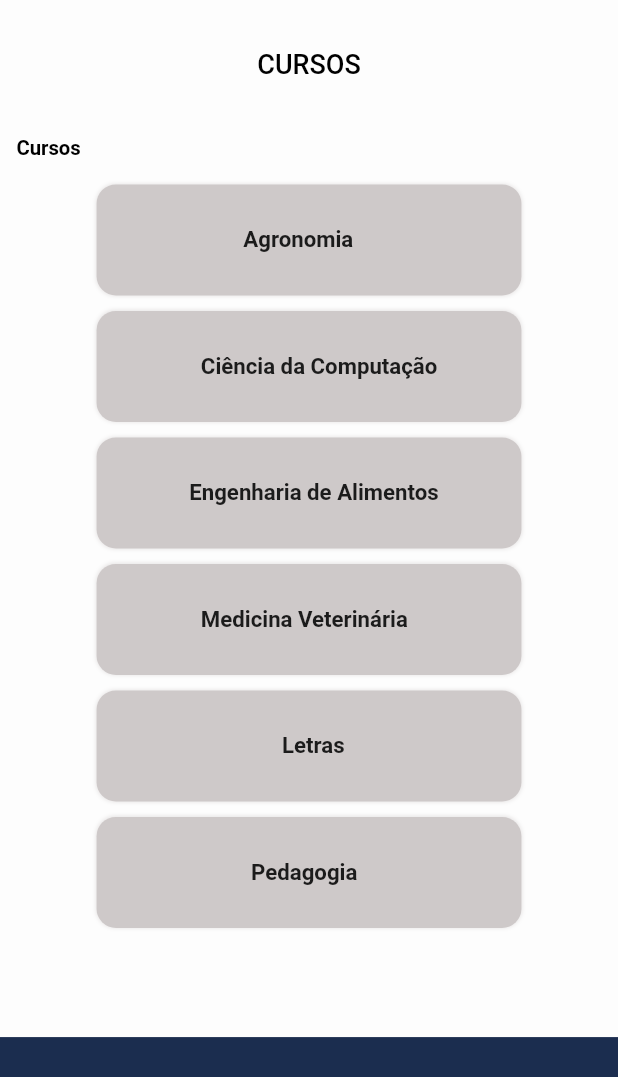
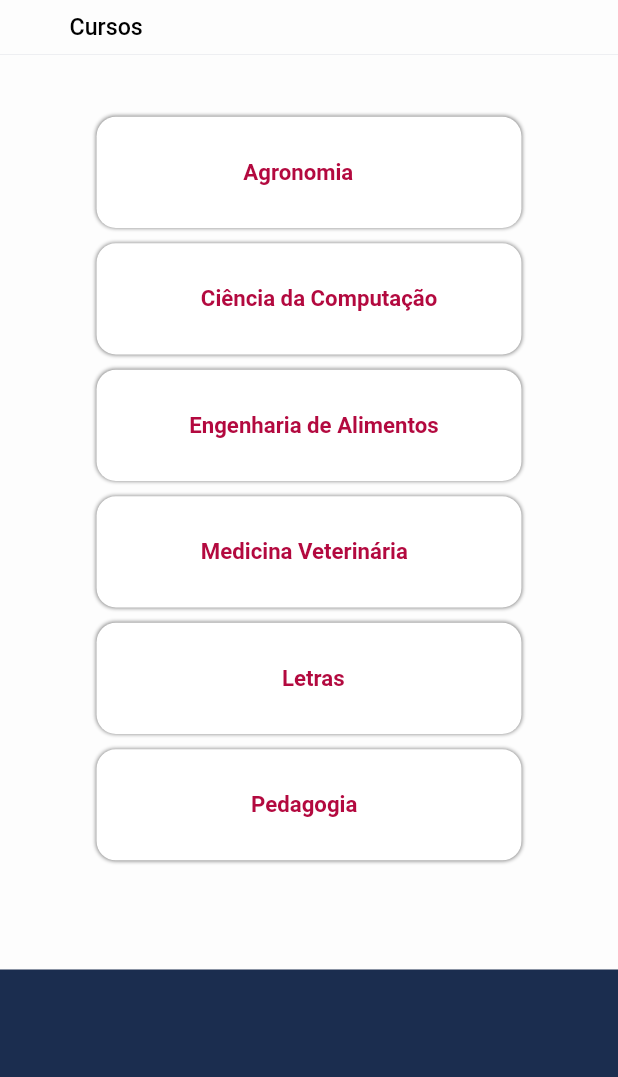
Before and after one commit to lmtsufape/appufape-v2, a Flutter app: the CursosPage screen opened by its route, on a phone screen of 412 x 824 dp. Shown: the top 1077 px of the screen. Run offline on Flutter 3.47's test engine with Material 2 defaults, Android fonts, the light colour scheme and no system bars; our stand-ins replace device_preview, dio, google_fonts, responsive_framework; missing offline and left inert: qr_code_scanner; Roboto replaces fonts that are missing (Ubuntu).

Commit message:
Barras de navegaçao adicionadas

```diff
--- a/lib/screens/pages/cursos/cursos_page.dart
+++ b/lib/screens/pages/cursos/cursos_page.dart
@@ -21,6 +21,11 @@ class _CursosPageState extends State<CursosPage> {
       create: (_) => HomeScreenController(),
       builder: (context, child) => Consumer<HomeScreenController>(
         builder: ((context, controller, child) => Scaffold(
+              appBar: AppBar(
+                title: const Text('Cursos', style: kTitle2),
+                toolbarOpacity: 0,
+                backgroundColor:kOnSurfaceColor ,
+              ),
               body: Container(
                 color: kOnSurfaceColor,
                 width: size.width,
@@ -30,20 +35,6 @@ class _CursosPageState extends State<CursosPage> {
                     // ignore: prefer_const_literals_to_create_immutables
                     children: [
                       const VerticalSpacerBox(size: SpacerSize.large),
-                      const Padding(
-                        padding: EdgeInsets.all(10.0),
-                        child: Text('CURSOS', style: kTitle),
-                      ),
-                      const VerticalSpacerBox(size: SpacerSize.large),
-                      const VerticalSpacerBox(size: SpacerSize.large),
-                      const Align(
-                        alignment: Alignment.bottomLeft,
-                        child: Text('Cursos',
-                            style: TextStyle(
-                                fontSize: 21,
-                                color: kText,
-                                fontWeight: FontWeight.bold)),
-                      ),
                       const VerticalSpacerBox(size: SpacerSize.large),
                       InkWell(
                         child: Row(
@@ -53,12 +44,12 @@ class _CursosPageState extends State<CursosPage> {
                               width: 440,
                               height: 115,
                               decoration: BoxDecoration(
-                                color: kTextButtonColor,
+                                color: kBack3,
                                 borderRadius:
                                     const BorderRadius.all(Radius.circular(20)),
                                 boxShadow: [
                                   BoxShadow(
-                                    color: kTextButtonColor.withOpacity(0.5),
+                                    color: kText2.withOpacity(0.5),
                                     spreadRadius: 0,
                                     blurRadius: 3,
                                     offset: const Offset(
@@ -76,8 +67,9 @@ class _CursosPageState extends State<CursosPage> {
                                   Text(
                                     'Agronomia',
                                     style: TextStyle(
+                                        color: kBack1,
                                         fontSize: 23,
-                                        fontWeight: FontWeight.bold),
+                                        fontWeight: FontWeight.w700),
                                     textAlign: TextAlign.center,
                                   ),
                                 ],
@@ -96,12 +88,12 @@ class _CursosPageState extends State<CursosPage> {
                               width: 440,
                               height: 115,
                               decoration: BoxDecoration(
-                                color: kTextButtonColor,
+                                color: kBack3,
                                 borderRadius:
                                     const BorderRadius.all(Radius.circular(20)),
                                 boxShadow: [
                                   BoxShadow(
-                                    color: kTextButtonColor.withOpacity(0.5),
+                                    color: kText2.withOpacity(0.5),
                                     spreadRadius: 0,
                                     blurRadius: 3,
                                     offset: const Offset(
@@ -118,8 +110,9 @@ class _CursosPageState extends State<CursosPage> {
                                   Text(
                                     'Ciência da Computação',
                                     style: TextStyle(
+                                        color: kBack1,
                                         fontSize: 23,
-                                        fontWeight: FontWeight.bold),
+                                        fontWeight: FontWeight.w700),
                                     textAlign: TextAlign.center,
                                   ),
                                 ],
@@ -138,12 +131,12 @@ class _CursosPageState extends State<CursosPage> {
                               width: 440,
                               height: 115,
                               decoration: BoxDecoration(
-                                color: kTextButtonColor,
+                                color: kBack3,
                                 borderRadius:
                                     const BorderRadius.all(Radius.circular(20)),
                                 boxShadow: [
                                   BoxShadow(
-                                    color: kTextButtonColor.withOpacity(0.5),
+                                    color: kText2.withOpacity(0.5),
                                     spreadRadius: 0,
                                     blurRadius: 3,
                                     offset: const Offset(
@@ -159,8 +152,9 @@ class _CursosPageState extends State<CursosPage> {
                                   Text(
                                     'Engenharia de Alimentos',
                                     style: TextStyle(
+                                        color: kBack1,
                                         fontSize: 23,
-                                        fontWeight: FontWeight.bold),
+                                        fontWeight: FontWeight.w700),
                                     textAlign: TextAlign.center,
                                   ),
                                 ],
@@ -179,12 +173,12 @@ class _CursosPageState extends State<CursosPage> {
                               width: 440,
                               height: 115,
                               decoration: BoxDecoration(
-                                color: kTextButtonColor,
+                                color: kBack3,
                                 borderRadius:
                                     const BorderRadius.all(Radius.circular(20)),
                                 boxShadow: [
                                   BoxShadow(
-                                    color: kTextButtonColor.withOpacity(0.5),
+                                    color: kText2.withOpacity(0.5),
                                     spreadRadius: 0,
                                     blurRadius: 3,
                                     offset: const Offset(
@@ -201,8 +195,9 @@ class _CursosPageState extends State<CursosPage> {
                                   Text(
                                     'Medicina Veterinária',
                                     style: TextStyle(
+                                        color: kBack1,
                                         fontSize: 23,
-                                        fontWeight: FontWeight.bold),
+                                        fontWeight: FontWeight.w700),
                                     textAlign: TextAlign.center,
                                   ),
                                 ],
@@ -221,12 +216,12 @@ class _CursosPageState extends State<CursosPage> {
                               width: 440,
                               height: 115,
                               decoration: BoxDecoration(
-                                color: kTextButtonColor,
+                                color: kBack3,
                                 borderRadius:
                                     const BorderRadius.all(Radius.circular(20)),
                                 boxShadow: [
                                   BoxShadow(
-                                    color: kTextButtonColor.withOpacity(0.5),
+                                    color: kText2.withOpacity(0.5),
                                     spreadRadius: 0,
                                     blurRadius: 3,
                                     offset: const Offset(
@@ -245,8 +240,9 @@ class _CursosPageState extends State<CursosPage> {
                                   Text(
                                     'Letras',
                                     style: TextStyle(
+                                        color: kBack1,
                                         fontSize: 23,
-                                        fontWeight: FontWeight.bold),
+                                        fontWeight: FontWeight.w700),
                                     textAlign: TextAlign.center,
                                   ),
                                 ],
@@ -265,12 +261,12 @@ class _CursosPageState extends State<CursosPage> {
                               width: 440,
                               height: 115,
                               decoration: BoxDecoration(
-                                color: kTextButtonColor,
+                                color: kBack3,
                                 borderRadius:
                                     const BorderRadius.all(Radius.circular(20)),
                                 boxShadow: [
                                   BoxShadow(
-                                    color: kTextButtonColor.withOpacity(0.5),
+                                    color: kText2.withOpacity(0.5),
                                     spreadRadius: 0,
                                     blurRadius: 3,
                                     offset: const Offset(
@@ -288,8 +284,9 @@ class _CursosPageState extends State<CursosPage> {
                                   Text(
                                     'Pedagogia',
                                     style: TextStyle(
+                                        color: kBack1,
                                         fontSize: 23,
-                                        fontWeight: FontWeight.bold),
+                                        fontWeight: FontWeight.w700),
                                     textAlign: TextAlign.center,
                                   ),
                                 ],
```
Also changed, not shown: lib/screens/pages/mapa/mapa_page.dart (+6 -28 lines), lib/screens/pages/qrcode/qrcode_page.dart (+5 -3 lines).
